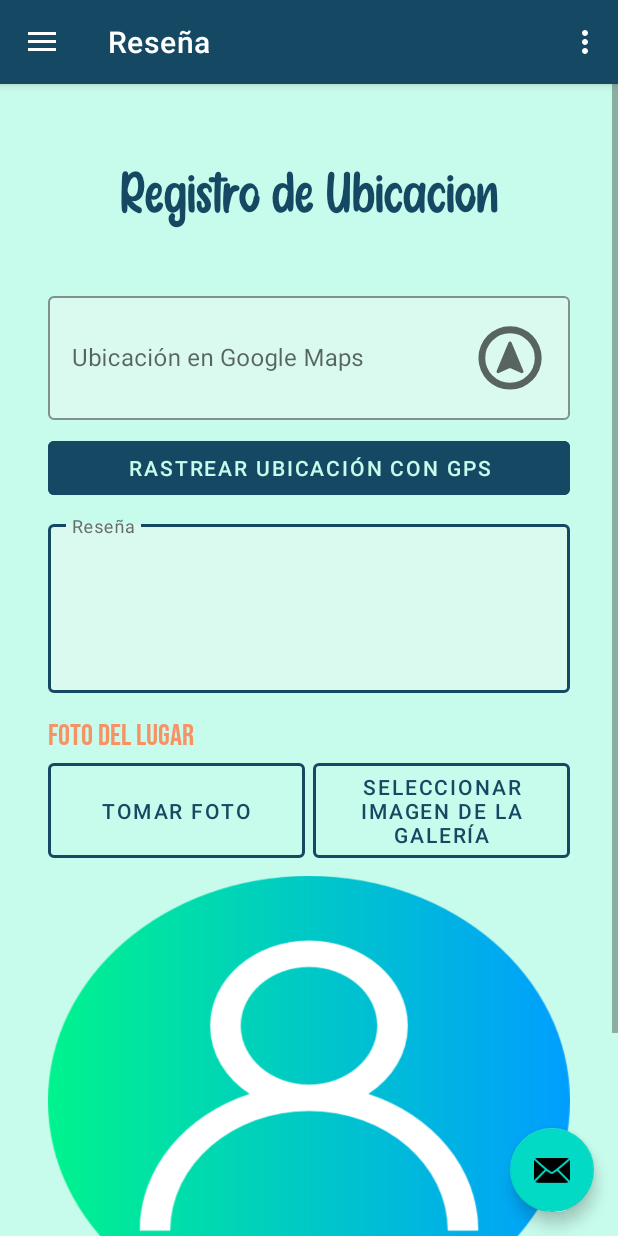
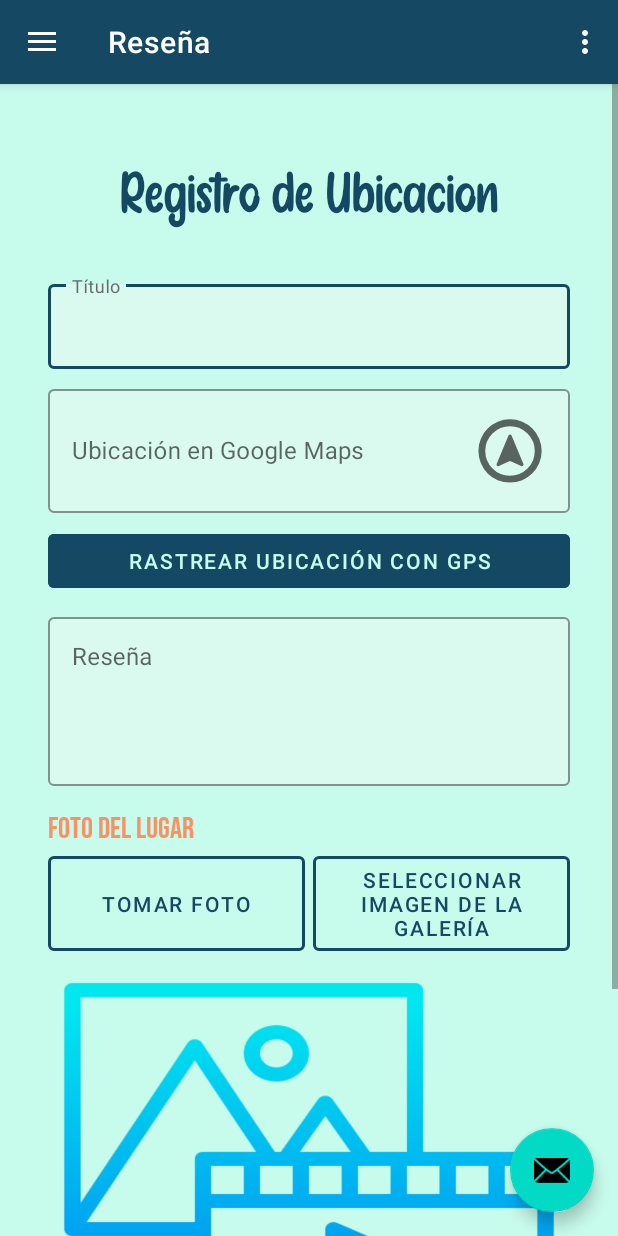
Before and after one commit to chc0/WanderSnap, an Android app: the screen it shows after launch once a user with an empty profile is signed in (MainActivity), in the side drawer, after a tap on "Reseña", on a phone screen of 412 x 824 dp. Run offline under Robolectric (Android 15) with nearby library versions, the light colour scheme and no system bars; our stand-ins replace Firebase (no records; nobody signed in at launch, a user with empty details on screens opened directly), navigation-ui.

Commit message:
Fragment Reseña

```diff
--- a/app/src/main/AndroidManifest.xml
+++ b/app/src/main/AndroidManifest.xml
@@ -6,6 +6,8 @@
         android:name="android.hardware.camera"
         android:required="false" />
 
+    <uses-permission android:name="android.permission.ACCESS_COARSE_LOCATION" />
+    <uses-permission android:name="android.permission.ACCESS_FINE_LOCATION" />
     <uses-permission android:name="android.permission.CAMERA" />
     <uses-permission android:name="android.permission.WRITE_EXTERNAL_STORAGE" />
     <uses-permission android:name="android.permission.READ_EXTERNAL_STORAGE" />
--- a/app/src/main/java/com/als/wandersnap/MainActivity.java
+++ b/app/src/main/java/com/als/wandersnap/MainActivity.java
@@ -44,7 +44,7 @@
         // Passing each menu ID as a set of Ids because each
         // menu should be considered as top level destinations.
         mAppBarConfiguration = new AppBarConfiguration.Builder(
-                R.id.nav_home, R.id.nav_gallery, R.id.nav_slideshow,R.id.nav_datos)
+                R.id.nav_home, R.id.nav_datos, R.id.nav_resenia)
                 .setOpenableLayout(drawer)
                 .build();
         NavController navController = Navigation.findNavController(this, R.id.nav_host_fragment_content_main);
--- /dev/null
+++ b/app/src/main/java/com/als/wandersnap/Resenia.java
@@ -0,0 +1,233 @@
+package com.als.wandersnap;
+
+import android.Manifest;
+import android.app.Activity;
+import android.content.Context;
+import android.content.Intent;
+import android.content.pm.PackageManager;
+import android.location.Location;
+import android.location.LocationManager;
+import android.net.Uri;
+import android.os.Bundle;
+import android.os.Environment;
+import android.provider.MediaStore;
+import android.util.Log;
+import android.view.LayoutInflater;
+import android.view.View;
+import android.view.ViewGroup;
+import android.widget.ImageView;
+
+import androidx.annotation.NonNull;
+import androidx.core.app.ActivityCompat;
+import androidx.core.content.FileProvider;
+import androidx.fragment.app.Fragment;
+
+import com.google.android.material.button.MaterialButton;
+import com.google.android.material.textfield.TextInputLayout;
+import com.google.firebase.firestore.FirebaseFirestore;
+import com.google.firebase.firestore.GeoPoint;
+import com.google.firebase.storage.FirebaseStorage;
+import com.google.firebase.storage.StorageReference;
+
+import java.io.File;
+import java.io.IOException;
+import java.text.SimpleDateFormat;
+import java.util.Date;
+import java.util.Locale;
+import java.util.UUID;
+
+public class Resenia extends Fragment {
+
+    private static final int LOCATION_PERMISSION_REQUEST_CODE = 1;
+    private TextInputLayout tiTitulo, tiContenido, tiUbicacion;
+    private ImageView ivFoto;
+    private MaterialButton btnTomarFoto, btnAbrirGaleria, btnRastrearUbicacion, btnSubir;
+    private Uri imageUri;
+    private static final int REQUEST_IMAGE_CAPTURE = 1;
+    private static final int REQUEST_PICK_IMAGE = 2;
+    private static final int REQUEST_CAMERA_PERMISSION = 100;
+    private static final String DEFAULT_IMAGE_URI = "@drawable/multimedia_default";
+    private String currentPhotoPath;
+    private boolean reseniaGuardadoExitosamente = false;
+    private FirebaseFirestore db = FirebaseFirestore.getInstance();
+    private StorageReference storageReference = FirebaseStorage.getInstance().getReference();
+
+    public Resenia() {
+        // Required empty public constructor
+    }
+
+    @Override
+    public View onCreateView(LayoutInflater inflater, ViewGroup container,
+                             Bundle savedInstanceState) {
+        // Inflate the layout for this fragment
+        View view = inflater.inflate(R.layout.fragment_resenia, container, false);
+
+        tiTitulo = view.findViewById(R.id.restiTituloR);
+        tiContenido = view.findViewById(R.id.restiContenidoR);
+        tiUbicacion = view.findViewById(R.id.restiUbicacionR);
+        ivFoto = view.findViewById(R.id.resivFoto);
+        btnTomarFoto = view.findViewById(R.id.resbtnTomarFoto);
+        btnAbrirGaleria = view.findViewById(R.id.resbtnSeleccionarImagen);
+        btnRastrearUbicacion = view.findViewById(R.id.resbtnRastrearUbicacionR);
+        btnSubir = view.findViewById(R.id.resbtnSubirR);
+
+
+        btnTomarFoto.setOnClickListener(v -> tomarFoto());
+
+        btnAbrirGaleria.setOnClickListener(v -> abrirGaleria());
+
+        btnRastrearUbicacion.setOnClickListener(v -> rastrearUbicacion());
+
+        btnSubir.setOnClickListener(v -> {
+            if (areAllFieldsFilled()) {
+                uploadImageToFirebaseStorage();
+            } else {
+                // Muestra un mensaje de error al usuario
+                //Toast.makeText(getContext(), "Por favor, complete todos los campos obligatorios.", Toast.LENGTH_SHORT).show();
+                CustomToastUtil.showWarningToast(requireContext(), "Por favor, complete todos los campos obligatorios");
+            }
+        });
+
+        return view;
+    }
+
+
+    private boolean areAllFieldsFilled() {
+        // Verifica si todos los campos obligatorios están llenos
+        return !tiTitulo.getEditText().getText().toString().isEmpty()
+                && !tiContenido.getEditText().getText().toString().isEmpty()
+                && !tiUbicacion.getEditText().toString().isEmpty();
+    }
+
+    private void uploadImageToFirebaseStorage() {
+        if (imageUri != null) {
+            // Crea una referencia en Firebase Storage con un nombre único
+            String imageFileName = "images/" + UUID.randomUUID().toString();
+            StorageReference imageRef = storageReference.child(imageFileName);
+
+            // Sube la imagen a Firebase Storage
+            imageRef.putFile(imageUri)
+                    .addOnSuccessListener(taskSnapshot -> {
+                        // Imagen subida con éxito, obtén la URL de descarga
+                        imageRef.getDownloadUrl().addOnSuccessListener(uri -> {
+                            String imageUrl = uri.toString();
+
+                            // Ahora puedes guardar imageUrl en Firestore como se explicó anteriormente
+                            subirResenia(imageUrl);
+                        });
+                    })
+                    .addOnFailureListener(e -> {
+                        // Error al subir la imagen
+                        CustomToastUtil.showErrorToast(requireContext(), "Error al subir la imagen");
+                    });
+        } else {
+            // No hay imagen seleccionada
+            CustomToastUtil.showWarningToast(requireContext(), "Por favor, selecciona una imagen");
+        }
+    }
+
+    public void subirResenia(String imageUrl) {
+
+    }
+
+    public void rastrearUbicacion() {
+
+    }
+
+
+    public void tomarFoto() {
+        if (hasCameraPermission()) {
+            // Si tienes permisos de cámara, puedes abrir la cámara.
+            Intent takePictureIntent = new Intent(MediaStore.ACTION_IMAGE_CAPTURE);
+            if (takePictureIntent.resolveActivity(getActivity().getPackageManager()) != null) {
+                File photoFile = createImageFile();
+                if (photoFile != null) {
+                    imageUri = FileProvider.getUriForFile(getContext(), "com.als.wandersnap.fileprovider", photoFile);
+                    takePictureIntent.putExtra(MediaStore.EXTRA_OUTPUT, imageUri);
+                    startActivityForResult(takePictureIntent, REQUEST_IMAGE_CAPTURE);
+                }
+            }
+        } else {
+            // Si no tienes permisos de cámara, solicita los permisos.
+            requestCameraPermission();
+        }
+    }
+
+    private boolean hasCameraPermission() {
+        return ActivityCompat.checkSelfPermission(getContext(), android.Manifest.permission.CAMERA) == PackageManager.PERMISSION_GRANTED;
+    }
+
+    private void requestCameraPermission() {
+        ActivityCompat.requestPermissions(getActivity(), new String[]{Manifest.permission.CAMERA}, REQUEST_CAMERA_PERMISSION);
+    }
+
+    @Override
+    public void onRequestPermissionsResult(int requestCode, @NonNull String[] permissions, @NonNull int[] grantResults) {
+        super.onRequestPermissionsResult(requestCode, permissions, grantResults);
+
+        if (requestCode == REQUEST_CAMERA_PERMISSION) {
+            if (grantResults.length > 0 && grantResults[0] == PackageManager.PERMISSION_GRANTED) {
+                // El usuario otorgó el permiso, puedes tomar la foto.
+                tomarFoto();
+            } else {
+                // El usuario rechazó el permiso, puedes mostrar un mensaje o tomar una acción adecuada.
+                CustomToastUtil.showWarningToast(getContext(), "No se otorgaron los permisos de cámara");
+            }
+        }
+
+        if (requestCode == LOCATION_PERMISSION_REQUEST_CODE) {
+            if (grantResults.length > 0 && grantResults[0] == PackageManager.PERMISSION_GRANTED) {
+                // El usuario aceptó el permiso de ubicación
+                // Puedes acceder a la ubicación del dispositivo
+            } else {
+                // El usuario rechazó el permiso de ubicación
+                // No puedes acceder a la ubicación del dispositivo
+                CustomToastUtil.showWarningToast(getContext(), "No se otorgaron los permisos de ubicación");
+            }
+        }
+    }
+
+    public void abrirGaleria() {
+        Intent galleryIntent = new Intent(Intent.ACTION_PICK, MediaStore.Images.Media.EXTERNAL_CONTENT_URI);
+        startActivityForResult(galleryIntent, REQUEST_PICK_IMAGE);
+    }
+
+    private File createImageFile() {
+        String timeStamp = new SimpleDateFormat("yyyyMMdd_HHmmss", Locale.getDefault()).format(new Date());
+        String imageFileName = "JPEG_" + timeStamp + "_";
+        File storageDir = getContext().getExternalFilesDir(Environment.DIRECTORY_PICTURES);
+        File image = null;
+        try {
+            image = File.createTempFile(imageFileName, ".jpg", storageDir);
+            currentPhotoPath = image.getAbsolutePath();  // Guarda la ruta de la imagen
+        } catch (IOException e) {
+            e.printStackTrace();
+        }
+        return image;
+    }
+
+    @Override
+    public void onActivityResult(int requestCode, int resultCode, Intent data) {
+        super.onActivityResult(requestCode, resultCode, data);
+        if (requestCode == REQUEST_IMAGE_CAPTURE) {
+            if (resultCode == Activity.RESULT_OK) {
+                // Mostrar la imagen en la vista previa
+                ivFoto.setImageURI(imageUri);
+            } else {
+                // La foto no se capturó correctamente, así que elimina el archivo temporal
+                if (imageUri != null) {
+                    File photoFile = new File(imageUri.getPath());
+                    if (photoFile.exists()) {
+                        photoFile.delete();
+                    }
+                }
+            }
+        } else if (requestCode == REQUEST_PICK_IMAGE && resultCode == Activity.RESULT_OK && data != null) {
+            // Si se selecciona una imagen de la galería
+            Uri selectedImage = data.getData();
+            ivFoto.setImageURI(selectedImage);
+            imageUri = selectedImage;
+        }
+    }
+
+}
--- a/app/src/main/java/com/als/wandersnap/ui/gallery/GalleryFragment.java
+++ /dev/null
@@ -1,35 +0,0 @@
-package com.als.wandersnap.ui.gallery;
-
-import android.os.Bundle;
-import android.view.LayoutInflater;
-import android.view.View;
-import android.view.ViewGroup;
-import android.widget.TextView;
-
-import androidx.annotation.NonNull;
-import androidx.fragment.app.Fragment;
-import androidx.lifecycle.ViewModelProvider;
-
-import com.als.wandersnap.databinding.FragmentGalleryBinding;
-
-public class GalleryFragment extends Fragment {
-
-    private FragmentGalleryBinding binding;
-
-    public View onCreateView(@NonNull LayoutInflater inflater,
-                             ViewGroup container, Bundle savedInstanceState) {
-        GalleryViewModel galleryViewModel =
-                new ViewModelProvider(this).get(GalleryViewModel.class);
-
-        binding = FragmentGalleryBinding.inflate(inflater, container, false);
-        View root = binding.getRoot();
-
-        return root;
-    }
-
-    @Override
-    public void onDestroyView() {
-        super.onDestroyView();
-        binding = null;
-    }
-}
--- a/app/src/main/java/com/als/wandersnap/ui/gallery/GalleryViewModel.java
+++ /dev/null
@@ -1,19 +0,0 @@
-package com.als.wandersnap.ui.gallery;
-
-import androidx.lifecycle.LiveData;
-import androidx.lifecycle.MutableLiveData;
-import androidx.lifecycle.ViewModel;
-
-public class GalleryViewModel extends ViewModel {
-
-    private final MutableLiveData<String> mText;
-
-    public GalleryViewModel() {
-        mText = new MutableLiveData<>();
-        mText.setValue("This is gallery fragment");
-    }
-
-    public LiveData<String> getText() {
-        return mText;
-    }
-}
--- a/app/src/main/res/layout/activity_login.xml
+++ b/app/src/main/res/layout/activity_login.xml
@@ -48,7 +48,7 @@
                 android:layout_width="match_parent"
                 android:layout_height="wrap_content"
                 android:hint="Correo"
-                android:inputType="textPersonName"
+                android:inputType="textEmailAddress"
                 android:textAppearance="?android:attr/textAppearanceLarge"/>
         </com.google.android.material.textfield.TextInputLayout>
         <com.google.android.material.textfield.TextInputLayout
--- a/app/src/main/res/layout/fragment_gallery.xml
+++ b/app/src/main/res/layout/fragment_resenia.xml
@@ -3,7 +3,6 @@
     android:layout_height="match_parent"
     xmlns:app="http://schemas.android.com/apk/res-auto"
     xmlns:tools="http://schemas.android.com/tools"
-    tools:context=".ui.gallery.GalleryFragment"
     android:background="@color/primario">
 
     <LinearLayout
@@ -14,7 +13,7 @@
 
         <!-- Título de la página -->
         <TextView
-            android:id="@+id/textViewTitle"
+            android:id="@+id/restextViewTitle"
             android:layout_width="wrap_content"
             android:layout_height="wrap_content"
             android:layout_gravity="center"
@@ -29,8 +28,30 @@
             app:layout_constraintEnd_toEndOf="parent"
             android:layout_marginBottom="16dp"/>
 
+        <!-- Campo de nombre -->
         <com.google.android.material.textfield.TextInputLayout
-            android:id="@+id/regtiUbicacion"
+            android:id="@+id/restiTituloR"
+            style="@style/Widget.MaterialComponents.TextInputLayout.OutlinedBox"
+            android:layout_width="match_parent"
+            android:layout_height="wrap_content"
+            app:layout_constraintStart_toStartOf="parent"
+            app:layout_constraintEnd_toEndOf="parent"
+            app:cursorColor="@color/secundario"
+            app:hintTextColor="@color/grey"
+            app:boxBackgroundColor="@color/verdeFondo"
+            app:boxStrokeColor="@color/secundario"
+            android:hint="Título">
+
+            <com.google.android.material.textfield.TextInputEditText
+                android:id="@+id/resetTitutloR"
+                android:layout_width="match_parent"
+                android:layout_height="wrap_content"
+                android:inputType="text"/>
+
+        </com.google.android.material.textfield.TextInputLayout>
+
+        <com.google.android.material.textfield.TextInputLayout
+            android:id="@+id/restiUbicacionR"
             style="@style/Widget.MaterialComponents.TextInputLayout.OutlinedBox"
             android:layout_width="match_parent"
             android:layout_height="wrap_content"
@@ -39,11 +60,10 @@
             app:hintTextColor="@color/grey"
             app:boxBackgroundColor="@color/verdeFondo"
             app:boxStrokeColor="@color/secundario"
-            android:hint="Ubicación en Google Maps"
-            app:layout_constraintTop_toBottomOf="@+id/regtiEmail">
+            android:hint="Ubicación en Google Maps">
 
             <com.google.android.material.textfield.TextInputEditText
-                android:id="@+id/regetUbicacion"
+                android:id="@+id/resetUbicacionR"
                 android:layout_width="match_parent"
                 android:layout_height="wrap_content"
                 android:focusable="false"
@@ -57,7 +77,7 @@
 
         <!-- Botón para rastrear ubicación con GPS -->
         <Button
-            android:id="@+id/regbtnRastrearUbicacion"
+            android:id="@+id/resbtnRastrearUbicacionR"
             android:layout_width="match_parent"
             android:layout_height="wrap_content"
             android:layout_marginTop="8dp"
@@ -69,7 +89,7 @@
 
         <!-- Campo de reseña -->
         <com.google.android.material.textfield.TextInputLayout
-            android:id="@+id/regtiResena"
+            android:id="@+id/restiContenidoR"
             style="@style/Widget.MaterialComponents.TextInputLayout.OutlinedBox"
             android:layout_width="match_parent"
             android:layout_height="wrap_content"
@@ -82,7 +102,7 @@
             app:layout_constraintTop_toBottomOf="@+id/regbtnRastrearUbicacion">
 
             <com.google.android.material.textfield.TextInputEditText
-                android:id="@+id/regetResena"
+                android:id="@+id/resetContenidoR"
                 android:layout_width="match_parent"
                 android:layout_height="wrap_content"
                 android:inputType="textMultiLine"
@@ -107,7 +127,7 @@
 
             <!-- Agrega un botón para tomar la foto de perfil -->
             <com.google.android.material.button.MaterialButton
-                android:id="@+id/regbtnTomarFoto"
+                android:id="@+id/resbtnTomarFoto"
                 android:layout_width="0dp"
                 android:layout_height="match_parent"
                 android:layout_weight="1"
@@ -119,7 +139,7 @@
                 app:strokeWidth="2dp"/>
 
             <com.google.android.material.button.MaterialButton
-                android:id="@+id/regbtnSeleccionarImagen"
+                android:id="@+id/resbtnSeleccionarImagen"
                 android:layout_width="0dp"
                 android:layout_height="match_parent"
                 android:layout_weight="1"
@@ -135,28 +155,21 @@
         </LinearLayout>
 
         <ImageView
-            android:id="@+id/regivFoto"
+            android:id="@+id/resivFoto"
             android:layout_width="match_parent"
             android:layout_height="300dp"
             android:layout_marginTop="6dp"
             android:scaleType="fitXY"
             android:background="@color/primario"
-            android:src="@drawable/usuario_default"
+            android:src="@drawable/multimedia_default"
             android:contentDescription="Vista previa"/>
 
-        <LinearLayout
-            android:layout_width="match_parent"
-            android:layout_height="wrap_content"
-            android:layout_gravity="center"
-            android:layout_marginTop="16dp"
-            android:orientation="horizontal"
-            android:weightSum="2">
+
             <Button
-                android:layout_width="0dp"
+                android:layout_width="match_parent"
                 android:layout_height="wrap_content"
-                android:layout_weight="1"
-                android:id="@+id/regbtnRegistrar"
-                android:text="Registrar"
+                android:id="@+id/resbtnSubirR"
+                android:text="Subir"
                 android:textColor="@color/primario"
                 android:layout_marginTop="8dp"
                 android:layout_marginRight="8dp"
@@ -164,24 +177,8 @@
                 app:layout_constraintEnd_toEndOf="parent"
                 android:backgroundTint="@color/secundario"
                 style="@style/Widget.MaterialComponents.Button.UnelevatedButton"
-                android:onClick="registrar"
+                android:onClick="subir"
                 />
-            <Button
-                android:layout_width="0dp"
-                android:layout_height="wrap_content"
-                android:layout_weight="1"
-                android:id="@+id/regbtnCancelar"
-                android:text="Cancelar"
-                android:textColor="@color/primario"
-                android:layout_marginTop="8dp"
-                android:layout_marginLeft="8dp"
-                app:layout_constraintStart_toStartOf="parent"
-                app:layout_constraintEnd_toEndOf="parent"
-                android:backgroundTint="@color/secundario"
-                style="@style/Widget.MaterialComponents.Button.UnelevatedButton"
-                android:onClick="cancelar"
-                />
-        </LinearLayout>
 
     </LinearLayout>
 </ScrollView>
--- a/app/src/main/res/menu/activity_main_drawer.xml
+++ b/app/src/main/res/menu/activity_main_drawer.xml
@@ -9,16 +9,13 @@
             android:icon="@drawable/ic_menu_camera"
             android:title="@string/menu_home" />
         <item
-            android:id="@+id/nav_gallery"
-            android:icon="@drawable/resenia"
-            android:title="@string/resenia" />
-        <item
-            android:id="@+id/nav_slideshow"
-            android:icon="@drawable/ic_menu_slideshow"
-            android:title="@string/menu_slideshow" />
-        <item
             android:id="@+id/nav_datos"
             android:icon="@drawable/account"
             android:title="@string/datos" />
+
+        <item
+            android:id="@+id/nav_resenia"
+            android:icon="@drawable/resenia"
+            android:title="@string/resenia" />
     </group>
 </menu>
--- a/app/src/main/res/navigation/mobile_navigation.xml
+++ b/app/src/main/res/navigation/mobile_navigation.xml
@@ -12,12 +12,6 @@
         tools:layout="@layout/fragment_home" />
 
     <fragment
-        android:id="@+id/nav_gallery"
-        android:name="com.als.wandersnap.ui.gallery.GalleryFragment"
-        android:label="@string/resenia"
-        tools:layout="@layout/fragment_gallery" />
-
-    <fragment
         android:id="@+id/nav_slideshow"
         android:name="com.als.wandersnap.ui.slideshow.SlideshowFragment"
         android:label="@string/menu_slideshow"
@@ -27,4 +21,9 @@
         android:name="com.als.wandersnap.ui.usuario.datosUsuario"
         android:label="@string/datos"
         tools:layout="@layout/fragment_slideshow" />
+    <fragment
+        android:id="@+id/nav_resenia"
+        android:name="com.als.wandersnap.Resenia"
+        android:label="@string/resenia"
+        tools:layout="@layout/fragment_resenia" />
 </navigation>
```
Also changed, not shown: app/src/main/res/drawable/multimedia_default.png (added).
